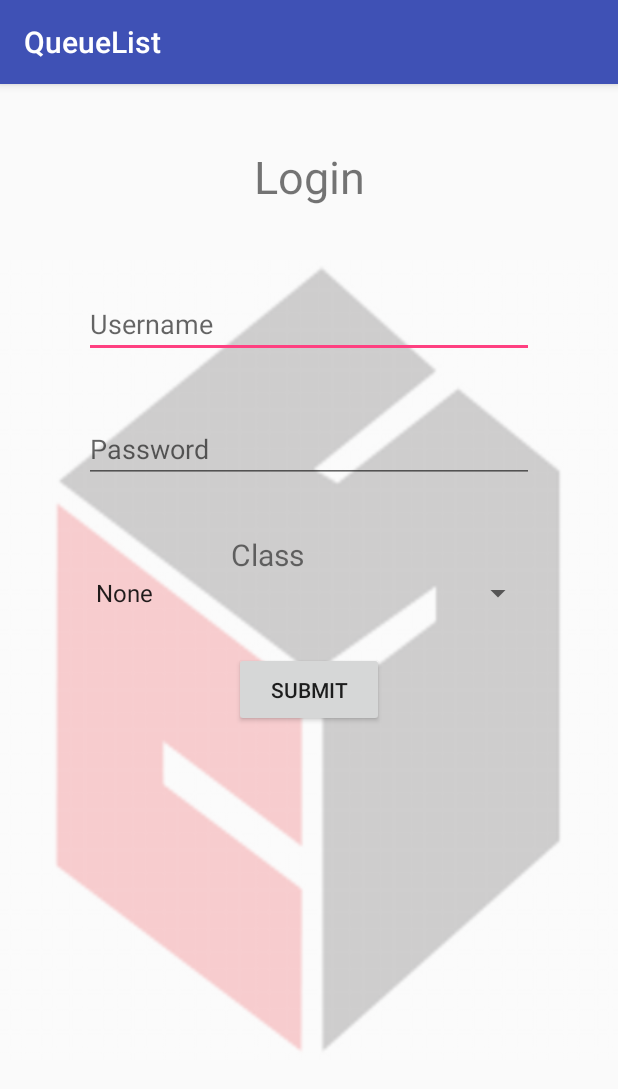
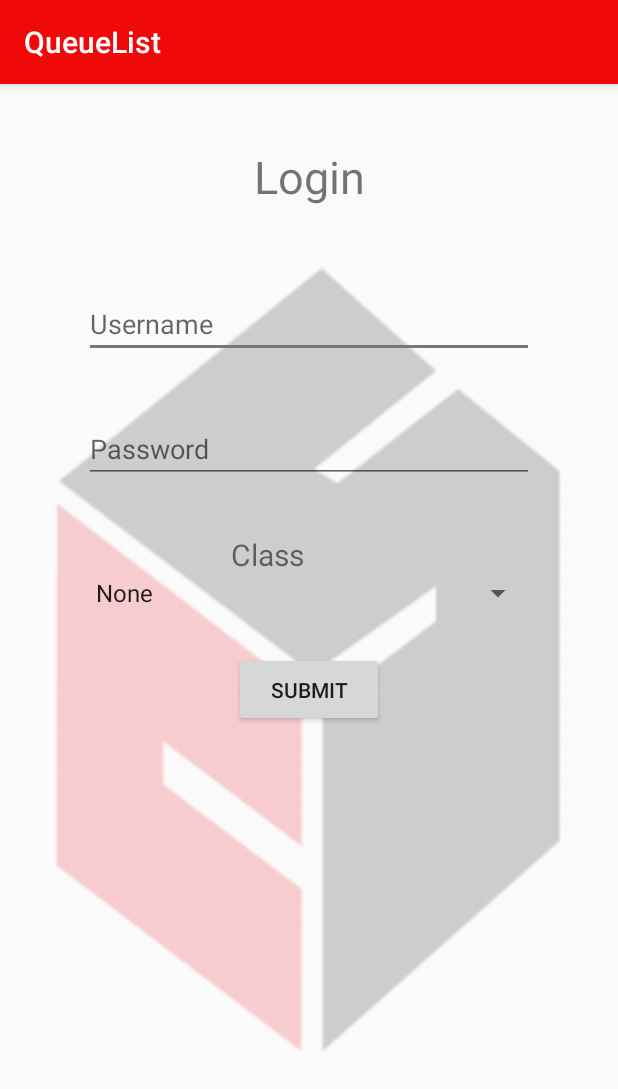
Before and after one commit to jihoonok/QueueList, an Android app: the fragment InstructorLoginFragment shown on its own in the app's theme, after a tap on "SUBMIT", on a phone screen of 412 x 824 dp. Shown: the top 1089 px of the screen. Run offline under Robolectric (Android 15) with nearby library versions, the phone set to English and light mode, and no system bars.

Commit message:
Changed title dynamically, modified theme.

```diff
--- a/app/src/main/java/edu/umd/cs/queuelist/InstructorLoginFragment.java
+++ b/app/src/main/java/edu/umd/cs/queuelist/InstructorLoginFragment.java
@@ -54,7 +54,7 @@ public class InstructorLoginFragment extends android.support.v4.app.Fragment {
                 String pass = password.getText().toString();
                 String classCode = classSpinner.getSelectedItem().toString();
 
-                if (classCode.equals("CMSC131")) {
+                if (classCode.equalsIgnoreCase("CMSC131")) {
                     if (user.equals("CMSC131") && pass.equals("sprcoredump")) {
                         Intent intent = new Intent(getActivity(), InstructorViewActivity.class);
                         intent.putExtra("Course", "cmsc131");
@@ -63,7 +63,7 @@ public class InstructorLoginFragment extends android.support.v4.app.Fragment {
                         Toast.makeText(getActivity(), "Incorrect login information",
                                 Toast.LENGTH_SHORT).show();
                     }
-                } else if (classCode.equals("CMSC132")) {
+                } else if (classCode.equalsIgnoreCase("CMSC132")) {
                     if (user.equals("CMSC132") && pass.equals("sprcoredump")) {
                         Intent intent = new Intent(getActivity(), InstructorViewActivity.class);
                         intent.putExtra("Course", "cmsc132");
@@ -72,7 +72,7 @@ public class InstructorLoginFragment extends android.support.v4.app.Fragment {
                         Toast.makeText(getActivity(), "Incorrect login information",
                                 Toast.LENGTH_SHORT).show();
                     }
-                } else if (classCode.equals("CMSC216")) {
+                } else if (classCode.equalsIgnoreCase("CMSC216")) {
                     if (user.equals("CMSC216") && pass.equals("sprcoredump")) {
                         Intent intent = new Intent(getActivity(), InstructorViewActivity.class);
                         intent.putExtra("Course", "cmsc216");
--- a/app/src/main/java/edu/umd/cs/queuelist/InstructorQueueFragment.java
+++ b/app/src/main/java/edu/umd/cs/queuelist/InstructorQueueFragment.java
@@ -98,6 +98,7 @@ public class InstructorQueueFragment extends Fragment {
         super.onCreate(savedInstanceState);
 
         stuser = DependencyFactory.getStudentService(getActivity().getApplicationContext());
+        getActivity().setTitle(majorCourse.toUpperCase());
 
     }
 
@@ -131,6 +132,7 @@ public class InstructorQueueFragment extends Fragment {
 
     private void updateUI(String course) {
         List<Student> studentL = stuser.getAllStudents(course);
+        getActivity().setTitle(course.toUpperCase());
         if (studentA == null) {
             studentA = new StudentAdapter(studentL);
             recycle.setAdapter(studentA);
--- a/app/src/main/java/edu/umd/cs/queuelist/StudentListActivity.java
+++ b/app/src/main/java/edu/umd/cs/queuelist/StudentListActivity.java
@@ -63,6 +63,7 @@ public class StudentListActivity extends AppCompatActivity {
     protected void onCreate(Bundle savedInstanceState) {
         super.onCreate(savedInstanceState);
         setContentView(R.layout.activity_student_list);
+        setTitle(majorCourse.toUpperCase());
 
 
         stuser = DependencyFactory.getStudentService(getApplicationContext());
@@ -216,6 +217,7 @@ public class StudentListActivity extends AppCompatActivity {
     }
     private void updateUI(String course) {
         List<Student> studentL = stuser.getAllStudents(course);
+        setTitle(course.toUpperCase());
         if (studentA == null) {
             studentA = new StudentAdapter(studentL);
             recyclerView.setAdapter(studentA);
--- a/app/src/main/java/edu/umd/cs/queuelist/StudentQueueFragment.java
+++ b/app/src/main/java/edu/umd/cs/queuelist/StudentQueueFragment.java
@@ -108,7 +108,7 @@ public class StudentQueueFragment extends Fragment {
 
         stuser = DependencyFactory.getStudentService(getActivity().getApplicationContext());
         setHasOptionsMenu(true);
-
+        getActivity().setTitle(majorCourse.toUpperCase());
     }
 
     /*@Override
@@ -218,6 +218,7 @@ public class StudentQueueFragment extends Fragment {
 
     private void updateUI(String course) {
         List<Student> studentL = stuser.getAllStudents(course);
+        getActivity().setTitle(majorCourse.toUpperCase());
         if (studentA == null) {
             studentA = new StudentAdapter(studentL);
             recycle.setAdapter(studentA);
--- a/app/src/main/res/values/colors.xml
+++ b/app/src/main/res/values/colors.xml
@@ -1,12 +1,12 @@
 <?xml version="1.0" encoding="utf-8"?>
 <resources>
-    <color name="colorPrimary">#3F51B5</color>
-    <color name="colorPrimaryDark">#303F9F</color>
-    <color name="colorAccent">#FF4081</color>
+    <color name="colorPrimary">#ef0909</color>
+    <color name="colorPrimaryDark">#b0342b</color>
+    <color name="colorAccent">#0c0d0d</color>
     <color name="orange">#FF9900</color>
     <color name="red">#8B0000</color>
     <color name="green">#009900</color>
     <color name="blue">#000099</color>
     <color name="black">#000000</color>
-    <color name="lightGray">#D3D3D3</color>
+    <color name="lightGray">#787676</color>
 </resources>
--- a/app/src/main/res/values/styles.xml
+++ b/app/src/main/res/values/styles.xml
@@ -5,7 +5,7 @@
         <!-- Customize your theme here. -->
         <item name="colorPrimary">@color/colorPrimary</item>
         <item name="colorPrimaryDark">@color/colorPrimaryDark</item>
-        <item name="colorAccent">@color/colorAccent</item>
+        <item name="colorAccent">@color/lightGray</item>
     </style>
 
     <style name="AppTheme.NoActionBar">
```
Also changed, not shown: 1 other file.
